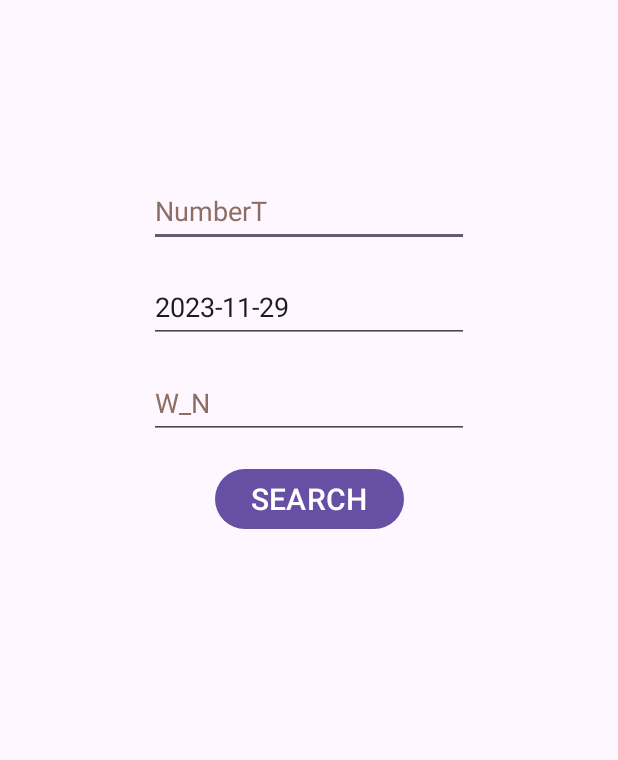
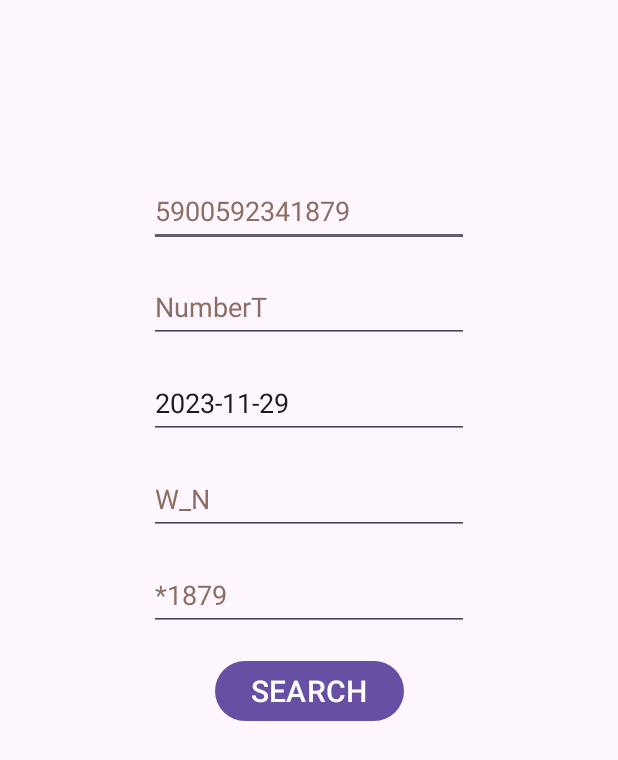
Before and after one commit to JediSebas/TConnect, an Android app: the ExtraSearchActivity screen opened directly, with no data from a screen before it, after a tap on "SEARCH", on a phone screen of 412 x 824 dp. Shown: the top 760 px of the screen. Run offline under Robolectric (Android 15) with nearby library versions, the phone set to English and light mode, and no system bars.

Commit message:
View update

```diff
--- a/app/src/main/java/com/jedisebas/tconnect/MainActivity.kt
+++ b/app/src/main/java/com/jedisebas/tconnect/MainActivity.kt
@@ -20,14 +20,14 @@ class MainActivity : AppCompatActivity() {
         binding = ActivityMainBinding.inflate(layoutInflater)
         setContentView(binding.root)
 
-        binding.codeEt.requestFocus()
+        binding.codeMainEt.requestFocus()
 
         binding.root.postDelayed({
             val imm = getSystemService(Context.INPUT_METHOD_SERVICE) as InputMethodManager
-            imm.showSoftInput(binding.codeEt, InputMethodManager.SHOW_IMPLICIT)
+            imm.showSoftInput(binding.codeMainEt, InputMethodManager.SHOW_IMPLICIT)
         }, 200)
 
-        binding.codeEt.addTextChangedListener(object : TextWatcher {
+        binding.codeMainEt.addTextChangedListener(object : TextWatcher {
             override fun beforeTextChanged(s: CharSequence?, start: Int, count: Int, after: Int) {}
 
             override fun onTextChanged(s: CharSequence?, start: Int, before: Int, count: Int) {}
--- a/app/src/main/java/com/jedisebas/tconnect/extrasearch/ExtraSearchActivity.kt
+++ b/app/src/main/java/com/jedisebas/tconnect/extrasearch/ExtraSearchActivity.kt
@@ -24,20 +24,20 @@ class ExtraSearchActivity : AppCompatActivity() {
         binding = ActivityExtrasearchBinding.inflate(layoutInflater)
         setContentView(binding.root)
 
-        binding.dateEt.setText(currentDate())
+        binding.dateExtraEt.setText(currentDate())
 
-        binding.dateEt.setOnTouchListener { _, event ->
+        binding.dateExtraEt.setOnTouchListener { _, event ->
             if (event.action == MotionEvent.ACTION_UP) {
-                showDatePickerDialog(binding.dateEt)
+                showDatePickerDialog(binding.dateExtraEt)
                 return@setOnTouchListener true
             }
             return@setOnTouchListener false
         }
 
         binding.extraSearchBtn.setOnClickListener {
-            val numberT = binding.numberTEt.text.toString().trim()
-            val date = binding.dateEt.text.toString().trim()
-            val wN = binding.wNEt.text.toString().trim()
+            val numberT = binding.numberTExtraEt.text.toString().trim()
+            val date = binding.dateExtraEt.text.toString().trim()
+            val wN = binding.wNExtraEt.text.toString().trim()
 
             if (numberT.isEmpty() || date.isEmpty()) {
                 Toast.makeText(baseContext, getString(R.string.enter_number_and_date), Toast.LENGTH_SHORT).show()
--- a/app/src/main/res/layout/activity_extrasearch.xml
+++ b/app/src/main/res/layout/activity_extrasearch.xml
@@ -7,15 +7,16 @@
     tools:context=".extrasearch.ExtraSearchActivity">
 
     <EditText
-        android:id="@+id/number_t_et"
+        android:id="@+id/code_extra_et"
         android:layout_width="wrap_content"
         android:layout_height="wrap_content"
         android:ems="10"
-        android:hint="@string/number_t_header"
+        android:hint="@string/code_example"
         android:importantForAutofill="no"
         android:inputType="number"
-        android:minHeight="48dp"
+        android:minHeight="@dimen/et_min_height"
         android:textColorHint="#8D6E63"
+        android:maxLength="13"
         app:layout_constraintBottom_toBottomOf="parent"
         app:layout_constraintEnd_toEndOf="parent"
         app:layout_constraintStart_toStartOf="parent"
@@ -23,34 +24,64 @@
         app:layout_constraintVertical_bias="0.15" />
 
     <EditText
-        android:id="@+id/date_et"
+        android:id="@+id/number_t_extra_et"
+        android:layout_width="wrap_content"
+        android:layout_height="wrap_content"
+        android:ems="10"
+        android:hint="@string/number_t_header"
+        android:importantForAutofill="no"
+        android:inputType="number"
+        android:minHeight="@dimen/et_min_height"
+        android:textColorHint="#8D6E63"
+        android:layout_marginTop="@dimen/extra_margin_top"
+        app:layout_constraintEnd_toEndOf="parent"
+        app:layout_constraintStart_toStartOf="parent"
+        app:layout_constraintTop_toBottomOf="@+id/code_extra_et" />
+
+    <EditText
+        android:id="@+id/date_extra_et"
         android:layout_width="wrap_content"
         android:layout_height="wrap_content"
         android:ems="10"
         android:hint="@string/date_example"
         android:importantForAutofill="no"
         android:inputType="date"
-        android:minHeight="48dp"
+        android:minHeight="@dimen/et_min_height"
         android:textColorHint="#8D6E63"
-        android:layout_marginTop="16dp"
+        android:layout_marginTop="@dimen/extra_margin_top"
         app:layout_constraintEnd_toEndOf="parent"
         app:layout_constraintStart_toStartOf="parent"
-        app:layout_constraintTop_toBottomOf="@+id/number_t_et" />
+        app:layout_constraintTop_toBottomOf="@+id/number_t_extra_et" />
 
     <EditText
-        android:id="@+id/w_n_et"
+        android:id="@+id/w_n_extra_et"
         android:layout_width="wrap_content"
         android:layout_height="wrap_content"
         android:ems="10"
         android:hint="@string/w_n_header"
         android:importantForAutofill="no"
         android:inputType="text"
-        android:minHeight="48dp"
+        android:minHeight="@dimen/et_min_height"
         android:textColorHint="#8D6E63"
-        android:layout_marginTop="16dp"
+        android:layout_marginTop="@dimen/extra_margin_top"
         app:layout_constraintEnd_toEndOf="parent"
         app:layout_constraintStart_toStartOf="parent"
-        app:layout_constraintTop_toBottomOf="@+id/date_et" />
+        app:layout_constraintTop_toBottomOf="@+id/date_extra_et" />
+
+    <EditText
+        android:id="@+id/four_code_extra_et"
+        android:layout_width="wrap_content"
+        android:layout_height="wrap_content"
+        android:ems="10"
+        android:hint="@string/four_digit_example"
+        android:importantForAutofill="no"
+        android:inputType="number"
+        android:minHeight="@dimen/et_min_height"
+        android:textColorHint="#8D6E63"
+        android:layout_marginTop="@dimen/extra_margin_top"
+        app:layout_constraintEnd_toEndOf="parent"
+        app:layout_constraintStart_toStartOf="parent"
+        app:layout_constraintTop_toBottomOf="@+id/w_n_extra_et" />
 
     <Button
         android:id="@+id/extra_search_btn"
@@ -58,8 +89,8 @@
         android:layout_height="wrap_content"
         android:text="@string/search"
         android:textSize="20sp"
-        android:layout_marginTop="16dp"
+        android:layout_marginTop="@dimen/extra_margin_top"
         app:layout_constraintEnd_toEndOf="parent"
         app:layout_constraintStart_toStartOf="parent"
-        app:layout_constraintTop_toBottomOf="@+id/w_n_et" />
+        app:layout_constraintTop_toBottomOf="@+id/four_code_extra_et" />
 </androidx.constraintlayout.widget.ConstraintLayout>
--- a/app/src/main/res/values/dimens.xml
+++ b/app/src/main/res/values/dimens.xml
@@ -1,4 +1,7 @@
 <resources>
     <dimen name="fab_margin">16dp</dimen>
     <dimen name="text_margin">14dp</dimen>
+    <dimen name="et_min_height">48dp</dimen>
+    <dimen name="et_bigger_text">20sp</dimen>
+    <dimen name="extra_margin_top">16dp</dimen>
 </resources>
--- a/app/src/main/res/values/strings.xml
+++ b/app/src/main/res/values/strings.xml
@@ -1,14 +1,15 @@
 <resources>
     <string name="app_name" translatable="false">TConnect</string>
-
-    <string name="code_example" translatable="false">5900592341879</string>
 
     <string name="code_header">Code</string>
     <string name="n_w_header">N_W</string>
     <string name="w_n_header">W_N</string>
     <string name="number_t_header">NumberT</string>
     <string name="ok" translatable="false">OK</string>
+
+    <string name="code_example" translatable="false">5900592341879</string>
     <string name="date_example" translatable="false">2023–31–12</string>
+    <string name="four_digit_example" translatable="false">*1879</string>
 
     <string name="not_chose_field">No field selected!</string>
     <string name="enter_number_and_date">Enter the number and date!</string>
--- a/build.gradle.kts
+++ b/build.gradle.kts
@@ -1,5 +1,5 @@
 // Top-level build file where you can add configuration options common to all sub-projects/modules.
 plugins {
-    id("com.android.application") version "8.1.3" apply false
+    id("com.android.application") version "8.1.4" apply false
     id("org.jetbrains.kotlin.android") version "1.9.0" apply false
 }
```
Also changed, not shown: app/src/main/res/layout/activity_main.xml (+52 -4 lines).
